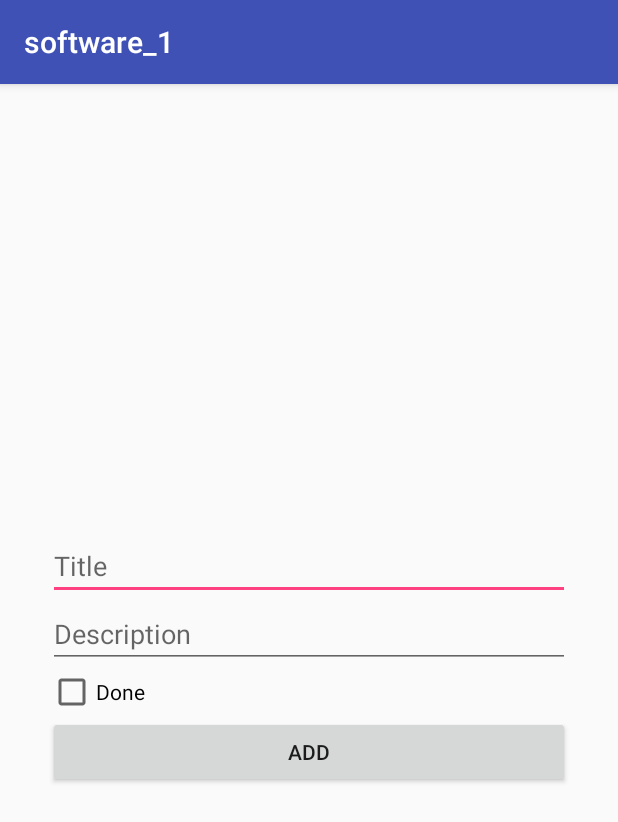
After one commit to AlirezaBideli/TaskManager, an Android app: the AddFragment screen opened directly, with no data from a screen before it, on a phone screen of 412 x 824 dp. The commit adds this screen. Shown: the top 822 px of the screen. Run offline under Robolectric (Android 15) with nearby library versions, the light colour scheme and no system bars.

Commit message:
Connect Add fab in TaskManagerActivity to Fragment "AddFragment"

```diff
--- a/app/src/main/AndroidManifest.xml
+++ b/app/src/main/AndroidManifest.xml
@@ -16,6 +16,7 @@
                 <category android:name="android.intent.category.LAUNCHER" />
             </intent-filter>
         </activity>
+        <activity android:name=".EditActivity"></activity>
     </application>
 
 </manifest>
--- /dev/null
+++ b/app/src/main/java/com/example/admin/software_1/AddFragment.java
@@ -0,0 +1,29 @@
+package com.example.admin.software_1;
+
+
+import android.os.Bundle;
+import android.support.v4.app.Fragment;
+import android.view.LayoutInflater;
+import android.view.View;
+import android.view.ViewGroup;
+import android.widget.TextView;
+
+/**
+ * A simple {@link Fragment} subclass.
+ */
+public class AddFragment extends Fragment {
+
+
+    public AddFragment() {
+        // Required empty public constructor
+    }
+
+
+    @Override
+    public View onCreateView(LayoutInflater inflater, ViewGroup container,
+                             Bundle savedInstanceState) {
+
+        return inflater.inflate(R.layout.fragment_add,container,false);
+    }
+
+}
--- /dev/null
+++ b/app/src/main/java/com/example/admin/software_1/EditActivity.java
@@ -0,0 +1,24 @@
+package com.example.admin.software_1;
+
+import android.support.annotation.Nullable;
+import android.support.v4.app.Fragment;
+import android.support.v4.app.FragmentManager;
+import android.support.v7.app.AppCompatActivity;
+import android.os.Bundle;
+
+public class EditActivity extends AppCompatActivity {
+
+
+    @Override
+    protected void onCreate(@Nullable Bundle savedInstanceState) {
+        super.onCreate(savedInstanceState);
+        setContentView(R.layout.activity_edit);
+
+        FragmentManager fragmentManager=getSupportFragmentManager();
+        fragmentManager.beginTransaction()
+                .replace(R.id.container_frame_fragment,new AddFragment())
+                .commit();
+
+
+    }
+}
--- a/app/src/main/java/com/example/admin/software_1/TaskManagerActivity.java
+++ b/app/src/main/java/com/example/admin/software_1/TaskManagerActivity.java
@@ -1,5 +1,7 @@
 package com.example.admin.software_1;
 
+import android.content.Context;
+import android.content.Intent;
 import android.content.res.Resources;
 import android.support.design.widget.FloatingActionButton;
 import android.support.design.widget.TabLayout;
@@ -8,6 +10,7 @@ import android.support.v4.app.FragmentPagerAdapter;
 import android.support.v4.view.ViewPager;
 import android.support.v7.app.AppCompatActivity;
 import android.os.Bundle;
+import android.view.View;
 
 public class TaskManagerActivity extends AppCompatActivity {
 
@@ -15,6 +18,13 @@ public class TaskManagerActivity extends AppCompatActivity {
     private ViewPager mViewPager;
     private TabLayout mTabLayout;
     private FloatingActionButton mAdd_fab;
+
+
+    public  Intent newIntent(Context context)
+    {
+        Intent intent=new Intent(context,EditActivity.class);
+        return intent;
+    }
     @Override
     protected void onCreate(Bundle savedInstanceState) {
         super.onCreate(savedInstanceState);
@@ -52,7 +62,19 @@ public class TaskManagerActivity extends AppCompatActivity {
         mTabLayout.setupWithViewPager(mViewPager);
 
 
+
+        mAdd_fab.setOnClickListener(new View.OnClickListener(){
+
+            @Override
+            public void onClick(View v) {
+                Intent intent=newIntent(TaskManagerActivity.this);
+                startActivity(intent);
+            }
+        });
+
     }
+
+
 
 
     private void initialization()
--- /dev/null
+++ b/app/src/main/res/layout/activity_edit.xml
@@ -0,0 +1,14 @@
+<?xml version="1.0" encoding="utf-8"?>
+<LinearLayout xmlns:android="http://schemas.android.com/apk/res/android"
+    xmlns:app="http://schemas.android.com/apk/res-auto"
+    xmlns:tools="http://schemas.android.com/tools"
+    android:id="@+id/container_frame_fragment"
+    android:layout_width="match_parent"
+    android:layout_height="match_parent"
+    android:gravity="center"
+    android:orientation="vertical"
+    android:padding="16dp"
+    tools:context="com.example.admin.software_1.EditActivity">
+
+
+</LinearLayout>
--- /dev/null
+++ b/app/src/main/res/layout/fragment_add.xml
@@ -0,0 +1,39 @@
+<LinearLayout xmlns:android="http://schemas.android.com/apk/res/android"
+    xmlns:tools="http://schemas.android.com/tools"
+    android:layout_width="match_parent"
+    android:layout_height="match_parent"
+    android:gravity="center"
+    android:orientation="vertical"
+    android:padding="16dp"
+    tools:context="com.example.admin.software_1.AddFragment">
+
+    <EditText
+        android:id="@+id/title_textView_fragment"
+        android:layout_width="match_parent"
+        android:layout_height="wrap_content"
+        android:ems="10"
+        android:hint="@string/title"
+        android:inputType="textPersonName"
+        android:maxLength="30" />
+
+    <EditText
+        android:id="@+id/description_textView_fragment"
+        android:layout_width="match_parent"
+        android:layout_height="wrap_content"
+        android:ems="10"
+        android:hint="@string/Desc"
+        android:inputType="textPersonName"
+        android:maxLength="200" />
+
+    <CheckBox
+        android:layout_width="match_parent"
+        android:layout_height="wrap_content"
+        android:text="@string/tab_name_Done" />
+
+    <Button
+        android:id="@+id/add_button_fragment"
+        android:layout_width="match_parent"
+        android:layout_height="wrap_content"
+        android:text="@string/Add" />
+
+</LinearLayout>
--- a/app/src/main/res/values/colors.xml
+++ b/app/src/main/res/values/colors.xml
@@ -3,4 +3,6 @@
     <color name="colorPrimary">#3F51B5</color>
     <color name="colorPrimaryDark">#303F9F</color>
     <color name="colorAccent">#FF4081</color>
+    <color name="editactivity_color_purpul">#d45aca</color>
+    <color name="editactivity_color_blue">#4f60d0</color>
 </resources>
--- a/app/src/main/res/values/strings.xml
+++ b/app/src/main/res/values/strings.xml
@@ -9,4 +9,9 @@
     <string name="hello_blank_fragment">Hello blank fragment</string>
     <string name="Untitled">Untitled</string>
     <string name="Untitled_firstLetter">U</string>
+    <string name="title"> Title</string>
+    <string name="Desc">Description</string>
+    <string name="Date">Date</string>
+    <string name="Hour">hour</string>
+    <string name="Add">Add</string>
 </resources>
```
